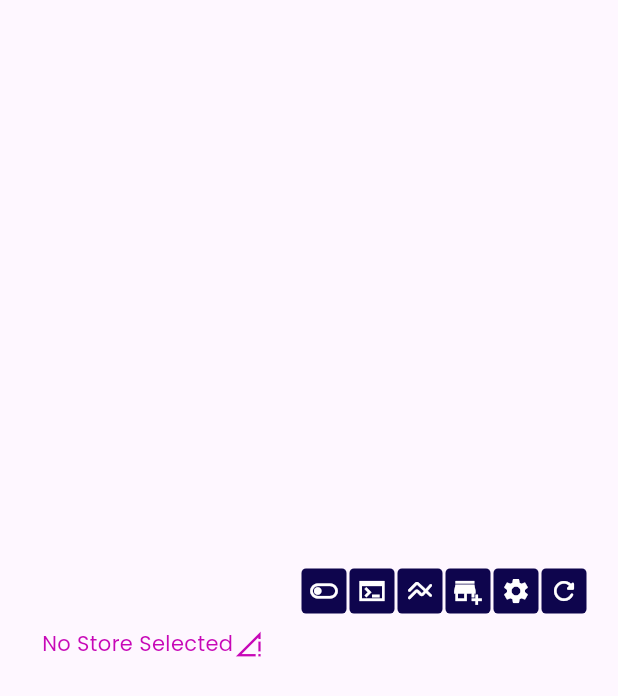
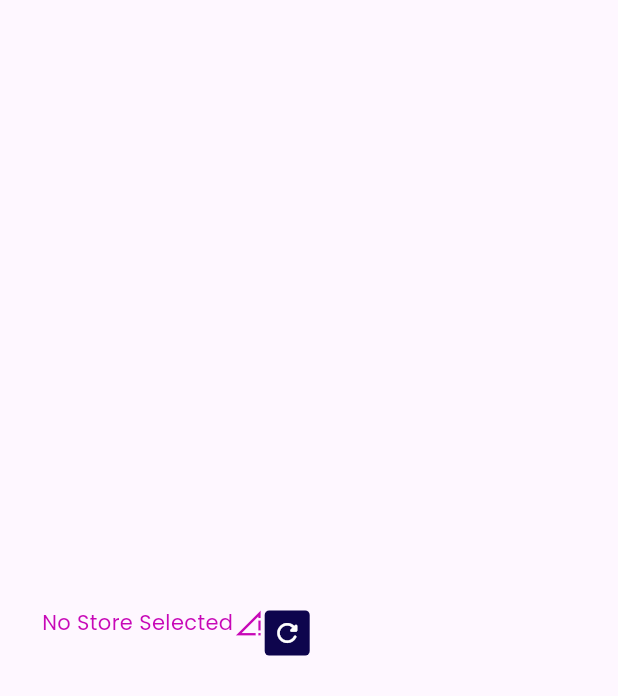
Before and after one commit to yourmarketbasket/vendors, a Flutter app: the StoresScreen widget shown alone on an empty page, opened directly, on a phone screen of 412 x 824 dp. Shown: the top 696 px of the screen. Run offline on Flutter 3.47's test engine with Material 3 defaults, Android fonts, the phone set to English and light mode, and no system bars; our stand-ins replace cached_network_image, flutter_speed_dial, get, shared_preferences; missing offline and left inert: bitsdojo_window; accounts and stored records are empty; network calls fail.

Commit message:
more changes

```diff
--- a/lib/screens/stores.dart
+++ b/lib/screens/stores.dart
@@ -33,24 +33,10 @@ class _StoresScreenState extends State<StoresScreen> {
       crossAxisAlignment: CrossAxisAlignment.center,
       children: [
 
-
         Padding(
-          padding: const EdgeInsets.only(left:20.0, right: 20),
+          padding: const EdgeInsets.only(left:20.0, right: 20, top: 20),
           child: Row(
-              mainAxisAlignment: MainAxisAlignment.end,
-              children: [
-                ButtonContainer(icon: Icons.toggle_off_outlined, onPressed: (){openDialog(context);}),
-                ButtonContainer(icon: Icons.terminal_sharp, onPressed: (){}),
-                ButtonContainer(icon: Icons.line_axis_rounded, onPressed: (){}),
-                ButtonContainer(icon: Icons.add_business_sharp, onPressed: (){}),
-                ButtonContainer(icon: Icons.settings, onPressed: (){}),
-                ButtonContainer(icon: Icons.refresh_rounded, onPressed: (){ storesController.getStores();}),
-              ],
-            ),
-        ),
-        Padding(
-          padding: const EdgeInsets.only(left:20.0, right: 20),
-          child: Row(
+            crossAxisAlignment: CrossAxisAlignment.center,
             children: [
               Column(
                 mainAxisAlignment: MainAxisAlignment.center,
@@ -63,6 +49,11 @@ class _StoresScreenState extends State<StoresScreen> {
                         Obx(() {
                           final store = storesController.selectedStore.value.isNotEmpty ? jsonDecode(storesController.selectedStore.value) : null;
                           return Row(
+                            children: [
+                              Column(
+                                crossAxisAlignment: CrossAxisAlignment.end,
+                                children: [
+                                  Row(
                                     crossAxisAlignment: CrossAxisAlignment.center,
                                     children: [
                                       Text(
@@ -76,6 +67,17 @@ class _StoresScreenState extends State<StoresScreen> {
                                         color: store != null ? AppTheme.mainColor : AppTheme.dangerColor,
                                         size: 20,
                                       ),
+                                    ],
+                                  ),
+                                  Text(
+                                    store != null ? store['storetype'].toUpperCase() : "",
+                                    style: TextStyle(color: const Color.fromARGB(255, 147, 144, 144), fontSize: 10),
+                                  ),
+                                ],
+                              ),
+                              ButtonContainer(icon: Icons.refresh_rounded, onPressed: (){ storesController.getStores();}),
+
+
                             ],
                           );
                         }),
--- a/lib/utils/sidebar.dart
+++ b/lib/utils/sidebar.dart
@@ -129,10 +129,8 @@ class _SidebarState extends State<Sidebar> {
     // Delete user ID from SharedPreferences
     SharedPreferences prefs = await SharedPreferences.getInstance();
     await prefs.remove('userid');
-    print("userid removed");
 
     await prefs.remove("selectedStore");
-    print("selectedStore removed");
 
     storesController.selectedStore.value = "";
 
```
Also changed, not shown: lib/screens/landing.dart (+10 -0 lines). Lines whose indentation alone changed are shown as unchanged.
